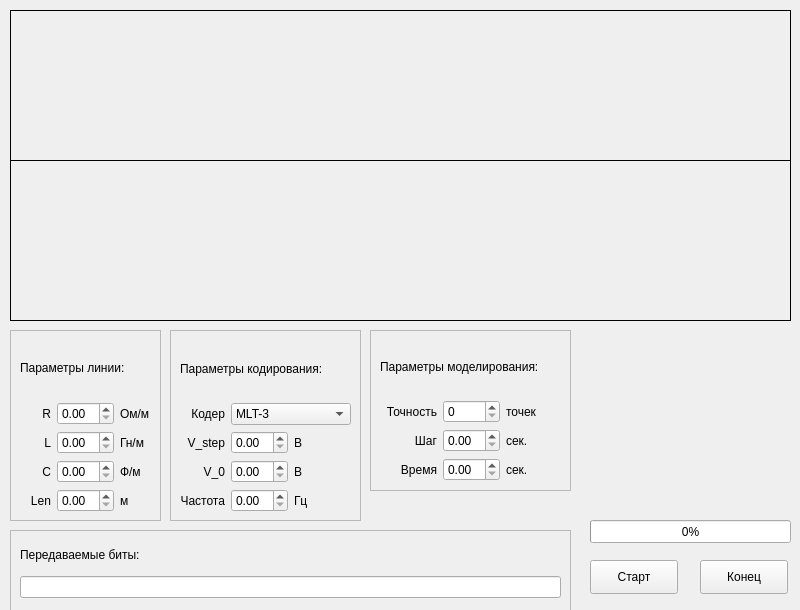
This is demo/mainwindow.ui in bestialyokel/diplom as Qt 5 draws it before an edit. The edited form follows.
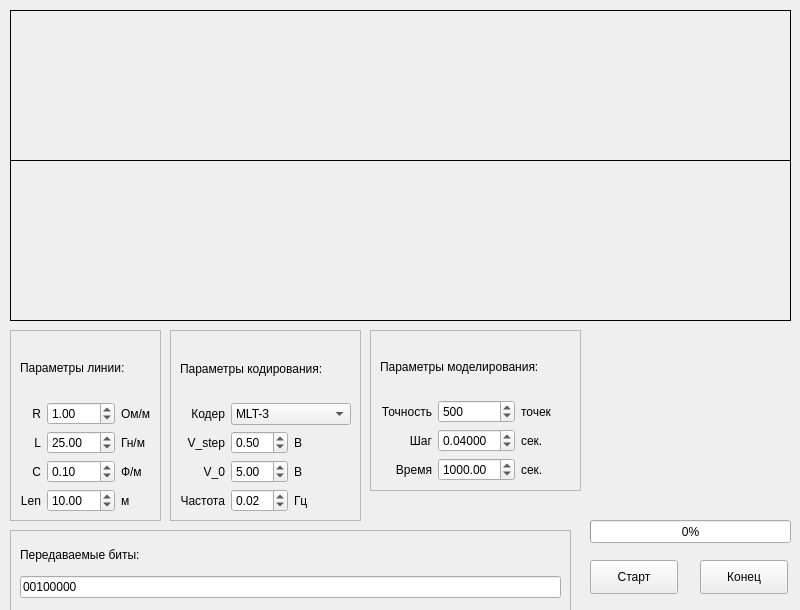
This is the edited form. Custom widgets are drawn as their Qt base class.

```diff
--- a/demo/mainwindow.ui
+++ b/demo/mainwindow.ui
@@ -72,7 +72,17 @@
        </widget>
       </item>
       <item row="3" column="1">
-       <widget class="QDoubleSpinBox" name="lSpinBox"/>
+       <widget class="QDoubleSpinBox" name="lSpinBox">
+        <property name="maximum">
+         <double>500.000000000000000</double>
+        </property>
+        <property name="singleStep">
+         <double>0.010000000000000</double>
+        </property>
+        <property name="value">
+         <double>25.000000000000000</double>
+        </property>
+       </widget>
       </item>
       <item row="5" column="2">
        <widget class="QLabel" name="label_9">
@@ -92,10 +102,33 @@
        </widget>
       </item>
       <item row="5" column="1">
-       <widget class="QDoubleSpinBox" name="lenSpinBox"/>
+       <widget class="QDoubleSpinBox" name="lenSpinBox">
+        <property name="minimum">
+         <double>0.010000000000000</double>
+        </property>
+        <property name="maximum">
+         <double>1000.000000000000000</double>
+        </property>
+        <property name="singleStep">
+         <double>0.500000000000000</double>
+        </property>
+        <property name="value">
+         <double>10.000000000000000</double>
+        </property>
+       </widget>
       </item>
       <item row="4" column="1">
-       <widget class="QDoubleSpinBox" name="cSpinBox"/>
+       <widget class="QDoubleSpinBox" name="cSpinBox">
+        <property name="maximum">
+         <double>500.000000000000000</double>
+        </property>
+        <property name="singleStep">
+         <double>0.010000000000000</double>
+        </property>
+        <property name="value">
+         <double>0.100000000000000</double>
+        </property>
+       </widget>
       </item>
       <item row="3" column="2">
        <widget class="QLabel" name="label_6">
@@ -135,7 +168,23 @@
        </widget>
       </item>
       <item row="2" column="1">
-       <widget class="QDoubleSpinBox" name="rSpinBox"/>
+       <widget class="QDoubleSpinBox" name="rSpinBox">
+        <property name="decimals">
+         <number>2</number>
+        </property>
+        <property name="minimum">
+         <double>0.000000000000000</double>
+        </property>
+        <property name="maximum">
+         <double>500.000000000000000</double>
+        </property>
+        <property name="singleStep">
+         <double>0.010000000000000</double>
+        </property>
+        <property name="value">
+         <double>1.000000000000000</double>
+        </property>
+       </widget>
       </item>
       <item row="2" column="2">
        <widget class="QLabel" name="label_5">
@@ -159,7 +208,7 @@
      <rect>
       <x>370</x>
       <y>330</y>
-      <width>201</width>
+      <width>211</width>
       <height>161</height>
      </rect>
     </property>
@@ -174,13 +223,29 @@
       <rect>
        <x>10</x>
        <y>10</y>
-       <width>182</width>
+       <width>193</width>
        <height>141</height>
       </rect>
      </property>
      <layout class="QGridLayout" name="gridLayout_2">
       <item row="3" column="1">
-       <widget class="QDoubleSpinBox" name="stepSpinBox"/>
+       <widget class="QDoubleSpinBox" name="stepSpinBox">
+        <property name="decimals">
+         <number>5</number>
+        </property>
+        <property name="minimum">
+         <double>0.000010000000000</double>
+        </property>
+        <property name="maximum">
+         <double>1.000000000000000</double>
+        </property>
+        <property name="singleStep">
+         <double>0.000010000000000</double>
+        </property>
+        <property name="value">
+         <double>0.040000000000000</double>
+        </property>
+       </widget>
       </item>
       <item row="2" column="2">
        <widget class="QLabel" name="label_13">
@@ -231,7 +296,14 @@
        </widget>
       </item>
       <item row="4" column="1">
-       <widget class="QDoubleSpinBox" name="timeSpinBox"/>
+       <widget class="QDoubleSpinBox" name="timeSpinBox">
+        <property name="maximum">
+         <double>10000.000000000000000</double>
+        </property>
+        <property name="value">
+         <double>1000.000000000000000</double>
+        </property>
+       </widget>
       </item>
       <item row="2" column="0">
        <widget class="QLabel" name="label_14">
@@ -244,7 +316,17 @@
        </widget>
       </item>
       <item row="2" column="1">
-       <widget class="QSpinBox" name="accuracySpinBox"/>
+       <widget class="QSpinBox" name="accuracySpinBox">
+        <property name="minimum">
+         <number>1</number>
+        </property>
+        <property name="maximum">
+         <number>1000</number>
+        </property>
+        <property name="value">
+         <number>500</number>
+        </property>
+       </widget>
       </item>
      </layout>
     </widget>
@@ -279,6 +361,9 @@
         <property name="enabled">
          <bool>true</bool>
         </property>
+        <property name="text">
+         <string>00100000</string>
+        </property>
        </widget>
       </item>
       <item row="1" column="0">
@@ -377,7 +462,17 @@
        </widget>
       </item>
       <item row="5" column="1">
-       <widget class="QDoubleSpinBox" name="freqSpinBox"/>
+       <widget class="QDoubleSpinBox" name="freqSpinBox">
+        <property name="minimum">
+         <double>0.010000000000000</double>
+        </property>
+        <property name="singleStep">
+         <double>0.010000000000000</double>
+        </property>
+        <property name="value">
+         <double>0.020000000000000</double>
+        </property>
+       </widget>
       </item>
       <item row="3" column="0">
        <widget class="QLabel" name="label_25">
@@ -403,10 +498,24 @@
        </widget>
       </item>
       <item row="3" column="1">
-       <widget class="QDoubleSpinBox" name="stepUSpinBox"/>
+       <widget class="QDoubleSpinBox" name="stepUSpinBox">
+        <property name="singleStep">
+         <double>0.500000000000000</double>
+        </property>
+        <property name="value">
+         <double>0.500000000000000</double>
+        </property>
+       </widget>
       </item>
       <item row="4" column="1">
-       <widget class="QDoubleSpinBox" name="nullUSpinBox"/>
+       <widget class="QDoubleSpinBox" name="nullUSpinBox">
+        <property name="singleStep">
+         <double>0.500000000000000</double>
+        </property>
+        <property name="value">
+         <double>5.000000000000000</double>
+        </property>
+       </widget>
       </item>
       <item row="5" column="0">
        <widget class="QLabel" name="label_21">
```
